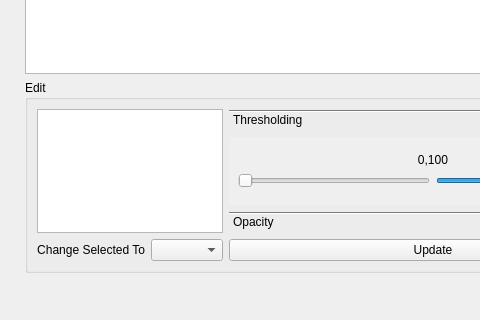
First picture: the form in uis/mutlichannel.ui, repository pattammattel/NSLS-II-MIDAS, before the edit; both pictures show x 0 to 480 and y 445 to 765 of the 674 by 765 pixel window.
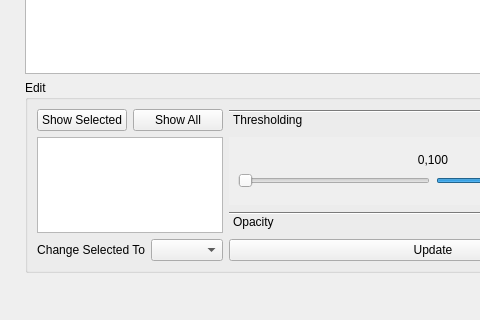
Second picture: the form after the edit. The open tabs and pages were chosen to show the change. Custom widgets are drawn as their Qt base class.

The edit to the form file:
```diff
--- a/uis/mutlichannel.ui
+++ b/uis/mutlichannel.ui
@@ -65,7 +65,7 @@
       <property name="title">
        <string>Edit</string>
       </property>
-      <layout class="QGridLayout" name="gridLayout_2">
+      <layout class="QGridLayout" name="gridLayout_9">
        <item row="0" column="1">
         <widget class="QToolBox" name="toolBox">
          <property name="sizePolicy">
@@ -283,6 +283,22 @@
         </widget>
        </item>
        <item row="0" column="0" rowspan="2">
+        <layout class="QGridLayout" name="gridLayout_2">
+         <item row="0" column="0">
+          <widget class="QPushButton" name="pb_show_selected">
+           <property name="text">
+            <string>Show Selected</string>
+           </property>
+          </widget>
+         </item>
+         <item row="0" column="1">
+          <widget class="QPushButton" name="pb_show_all">
+           <property name="text">
+            <string>Show All</string>
+           </property>
+          </widget>
+         </item>
+         <item row="1" column="0" colspan="2">
         <layout class="QGridLayout" name="gridLayout">
          <item row="0" column="0">
           <widget class="QListWidget" name="listWidget">
@@ -333,6 +349,8 @@
         </layout>
        </item>
       </layout>
+       </item>
+      </layout>
      </widget>
     </item>
    </layout>
```
Left out of the diff: 8 changed lines with no effect on the pictures. Lines whose indentation alone changed are shown as unchanged.
